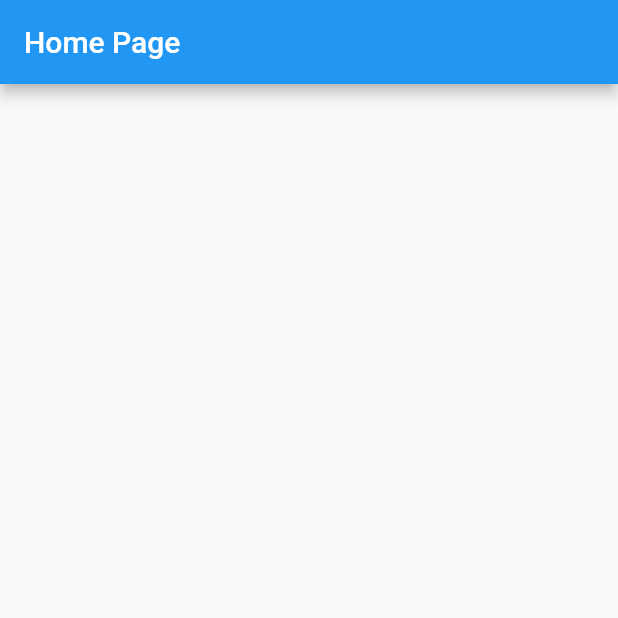
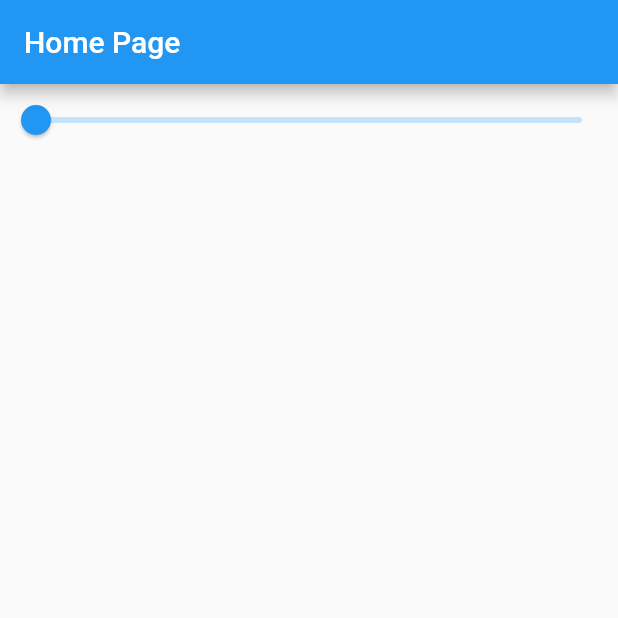
Before and after one commit to AnshikaDixit/testing_inherited_notifier, a Flutter app: the screen it shows after launch, on a phone screen of 412 x 824 dp, the top half of it. Run offline on Flutter 3.47's test engine with Material 2 defaults, Android fonts, the phone set to English and light mode, and no system bars.

```diff
--- a/lib/main.dart
+++ b/lib/main.dart
@@ -6,8 +6,39 @@ void main() {
     theme: ThemeData(
       primarySwatch: Colors.blue,
     ),
+    debugShowCheckedModeBanner: false,
     home: const MyHomePage(),
   ));
+}
+
+class SliderData extends ChangeNotifier {
+  double _value = 0.0;
+  double get value => _value; //getter for private value
+  set value(double newValue) {
+    //setter fpr private value
+    if (newValue != _value) {
+      _value = newValue;
+      notifyListeners();
+    }
+  }
+}
+
+//to access sliderdata to set its value, we will expose our function to inherited notifier
+final sliderData =  SliderData(); //globally expose it, get access to sliderdata class instance directly and set value using setter
+
+class SliderInheritedNotifier extends InheritedNotifier<SliderData> {
+  const SliderInheritedNotifier({
+    Key? key,
+    required SliderData sliderData,
+    required Widget child,
+  }) : super(child: child, key: key, notifier: sliderData);
+
+  static double of(BuildContext context) =>
+      context
+          .dependOnInheritedWidgetOfExactType<SliderInheritedNotifier>()
+          ?.notifier
+          ?.value ??
+      0.0;
 }
 
 class MyHomePage extends StatelessWidget {
@@ -19,6 +50,47 @@ class MyHomePage extends StatelessWidget {
       appBar: AppBar(
         title: const Text('Home Page'),
       ),
+      body: SliderInheritedNotifier(
+        sliderData: sliderData,
+        child: Builder(
+          builder: (context) {
+            return Column(
+              children: [
+                Slider(
+                    value: 0.0,
+                    onChanged: (value) {
+                      sliderData.value = value;
+                    }),
+                Row(
+                  mainAxisSize: MainAxisSize.max,
+                  children: [
+                    Opacity(
+                      opacity: SliderInheritedNotifier.of(context),
+                      child: Container(
+                        height: 200,
+                        color: Colors.yellow,
+                      ),
+                    ),
+                    Opacity(
+                      opacity: SliderInheritedNotifier.of(context),
+                      child: Container(
+                        height: 200,
+                        color: Colors.blue,
+                      ),
+                    )
+                  ].expandedEqually().toList(),
+                )
+              ],
+            );
+          }
+        ),
+      ),
     );
   }
 }
+
+extension ExpandedEqually on Iterable<Widget> {
+  Iterable<Widget> expandedEqually() => map((w) => Expanded(
+        child: w,
+      ));
+}
```
Also changed, not shown: 1 other file.
